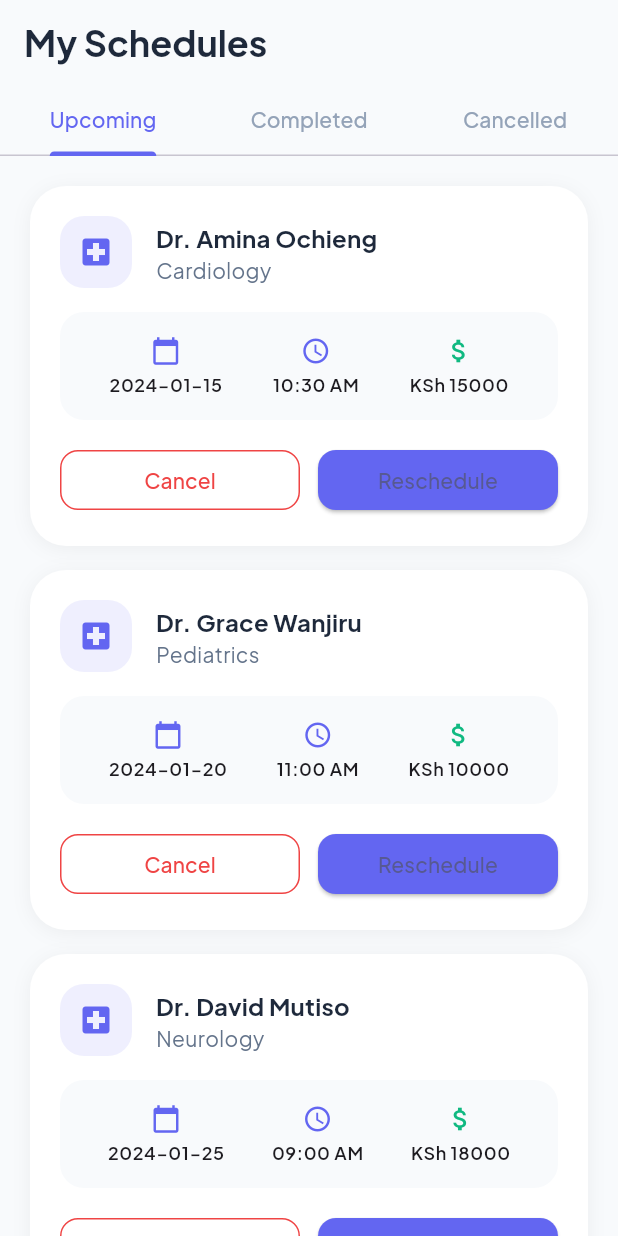
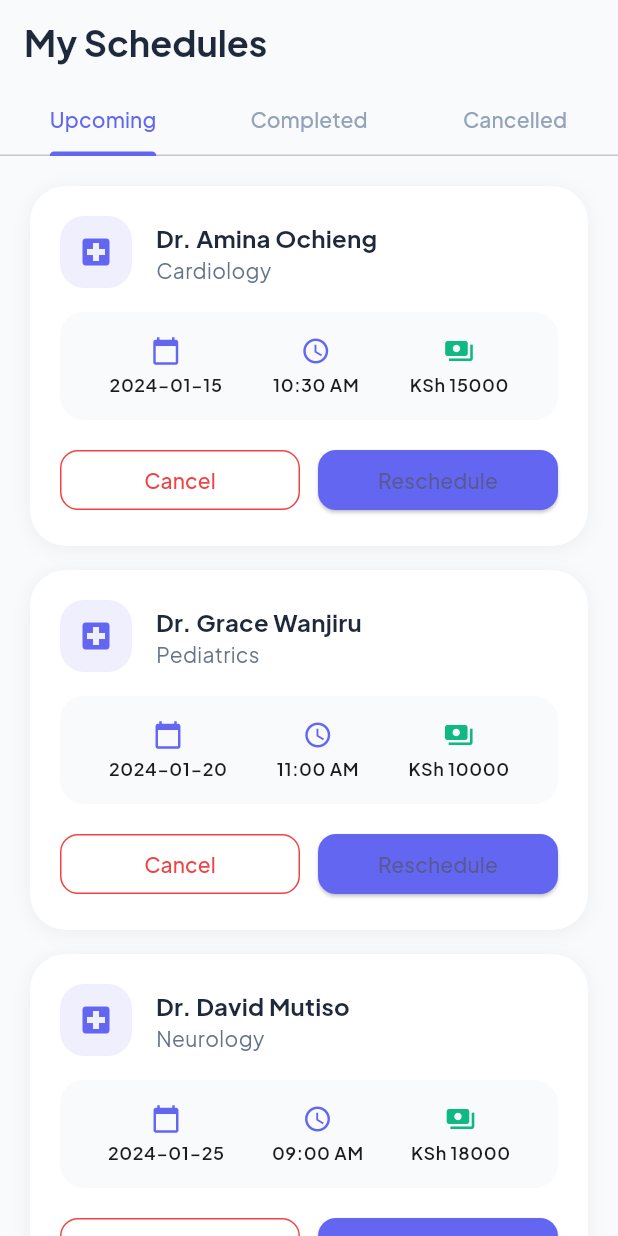
Before and after one commit to Paulah-linah/Healthcare-App, a Flutter app: the AppointmentsScreen screen opened directly, on a phone screen of 412 x 824 dp. Run offline on Flutter 3.47's test engine with Material 3 defaults, Android fonts, the phone set to English and light mode, and no system bars; our stand-ins replace cached_network_image, flutter_staggered_animations, google_fonts, shared_preferences; accounts and stored records are empty.

Commit message:
Remove dollar icon from shilling price display

```diff
--- a/lib/screens/appointments_screen.dart
+++ b/lib/screens/appointments_screen.dart
@@ -247,7 +247,7 @@ class _AppointmentsScreenState extends State<AppointmentsScreen>
                             Column(
                               children: [
                                 Icon(
-                                  Icons.attach_money,
+                                  Icons.payments,
                                   size: 20,
                                   color: const Color(0xFF10B981),
                                 ),
```
Also changed, not shown: public/assets/fonts/MaterialIcons-Regular.otf, 3 other files.
